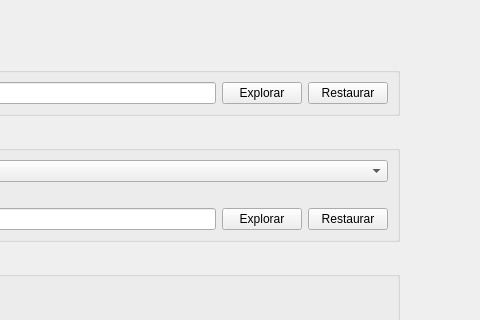
Before: the Qt Designer form zapzap/ui/ui_page_general.ui in rafatosta/zapzap, drawn with Qt 5; both pictures show x 213 to 693 and y 0 to 320 of the 693 by 620 pixel window.
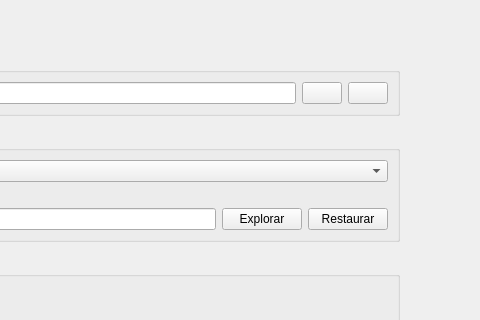
After: the same form once the commit is applied.

Diff of the .ui file:
```diff
--- a/zapzap/ui/ui_page_general.ui
+++ b/zapzap/ui/ui_page_general.ui
@@ -76,14 +76,14 @@
            <item row="0" column="1">
             <widget class="QPushButton" name="btn_path_download">
              <property name="text">
-              <string>Explorar</string>
+              <string/>
              </property>
             </widget>
            </item>
            <item row="0" column="2">
             <widget class="QPushButton" name="btn_restore_path_download">
              <property name="text">
-              <string>Restaurar</string>
+              <string/>
              </property>
             </widget>
            </item>
```
